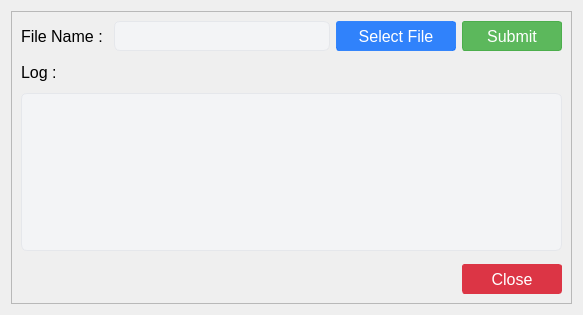
Above: ui/import_products.ui from michael-halim/pos before the change. Below: the same form after it.
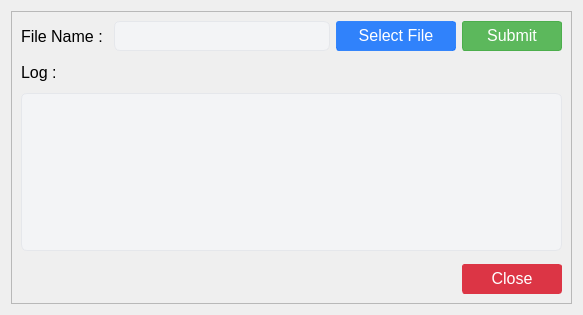
That is the form after the change. Icons and pictures are not drawn.

Commit message: Patch#37: Added Logs - Added Logs for Products - Added Logs for Suppliers - Added Logs for Categories - Added Logs for Transactions - Added Logs for Users - Added or Update Icon Size

Diff of the .ui file:
```diff
--- a/ui/import_products.ui
+++ b/ui/import_products.ui
@@ -263,6 +263,7 @@
     border-radius: 3px;
     margin: 0.25rem;
 	opacity: 0.55;
+	padding-bottom: 2px;
 
 }
 </string>
@@ -356,8 +357,8 @@
             </property>
             <property name="iconSize">
              <size>
-              <width>18</width>
-              <height>18</height>
+              <width>14</width>
+              <height>14</height>
              </size>
             </property>
            </widget>
@@ -401,8 +402,8 @@
             </property>
             <property name="iconSize">
              <size>
-              <width>18</width>
-              <height>18</height>
+              <width>14</width>
+              <height>14</height>
              </size>
             </property>
            </widget>
@@ -499,8 +500,8 @@
             </property>
             <property name="iconSize">
              <size>
-              <width>14</width>
-              <height>14</height>
+              <width>12</width>
+              <height>12</height>
              </size>
             </property>
            </widget>
```
The commit also changes 32 other files.
